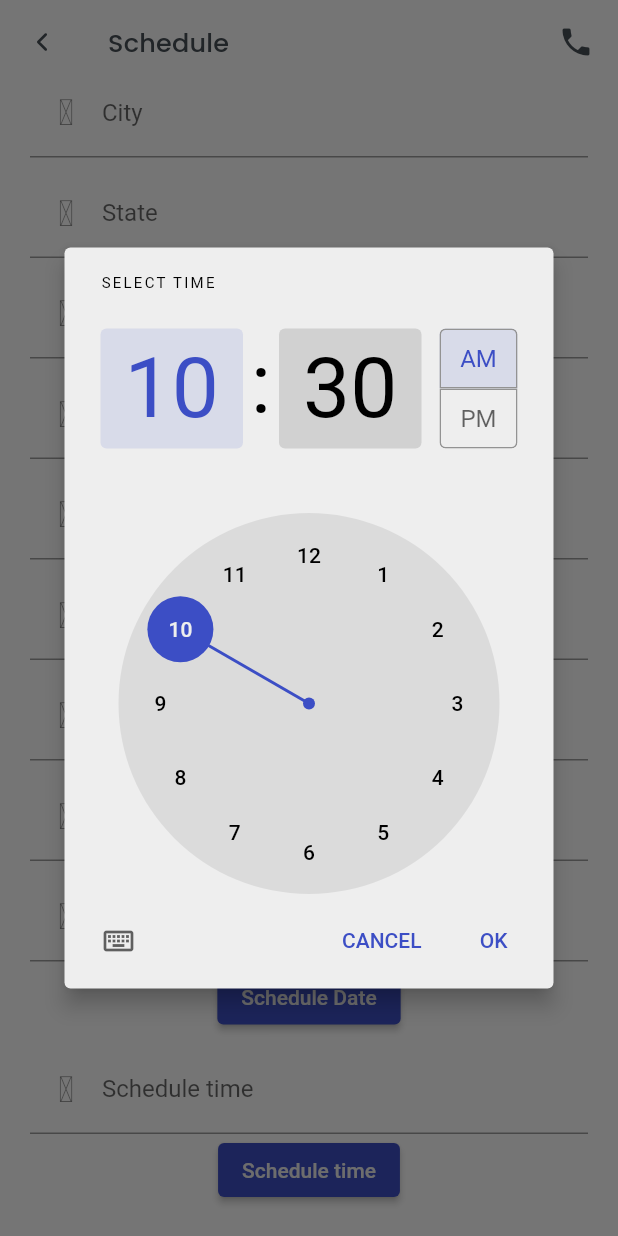
After one commit to InfoMCA/mca_leads_management_mobile, a Flutter app: the ScheduleListView screen opened directly, scrolled down 219 dp, after a tap on "Schedule time", on a phone screen of 412 x 824 dp. The commit adds this screen. Run offline on Flutter 3.47's test engine with Material 2 defaults, Android fonts, the phone set to English and light mode, and no system bars; our stand-ins replace dio, flutter_dotenv, flutter_feather_icons, flutter_modular, google_fonts, material_design_icons_flutter and 2 more; missing offline and left inert: dart:ffi, enum_to_string, shared_preferences_web; accounts and stored records are empty.

Commit message:
add question and schedul template

```diff
--- /dev/null
+++ b/lib/views/leads/schedule_view.dart
@@ -0,0 +1,356 @@
+import 'package:flutter/cupertino.dart';
+import 'package:flutter/material.dart';
+import 'package:flutter_modular/flutter_modular.dart';
+import 'package:material_design_icons_flutter/material_design_icons_flutter.dart';
+import 'package:mca_leads_management_mobile/utils/theme/app_theme.dart';
+import 'package:mca_leads_management_mobile/widgets/text/text.dart';
+import 'package:flutter_feather_icons/flutter_feather_icons.dart';
+import 'package:mca_leads_management_mobile/utils/spacing.dart';
+import 'package:mca_leads_management_mobile/utils/theme/custom_theme.dart';
+
+class ScheduleListView extends StatefulWidget {
+  const ScheduleListView({Key? key}) : super(key: key);
+
+  @override
+  _ScheduleListViewState createState() => _ScheduleListViewState();
+}
+
+class _ScheduleListViewState extends State<ScheduleListView> {
+  DateTime selectedDate = DateTime.now();
+  String? _selectedTime;
+  late CustomTheme customTheme;
+  late ThemeData theme;
+
+  Future<void> _selectDate(BuildContext context) async {
+    final DateTime? pickedDate = await showDatePicker(
+        context: context,
+        initialDate: selectedDate,
+        firstDate: DateTime(2015),
+        lastDate: DateTime(2050));
+    if (pickedDate != null && pickedDate != selectedDate) {
+      setState(() {
+        selectedDate = pickedDate;
+      });
+    }
+  }
+
+  Future<void> _selectTime() async {
+    final TimeOfDay? result =
+        await showTimePicker(context: context, initialTime: TimeOfDay.now());
+    if (result != null) {
+      setState(() {
+        _selectedTime = result.format(context);
+      });
+    }
+  }
+
+  @override
+  void initState() {
+    super.initState();
+    customTheme = AppTheme.customTheme;
+    theme = AppTheme.theme;
+  }
+
+  bool _switch2 = false;
+  @override
+  Widget build(BuildContext context) {
+    return Scaffold(
+        appBar: AppBar(
+          elevation: 0,
+          leading: InkWell(
+            onTap: () => Navigator.of(context).pop(),
+            child: const Icon(
+              FeatherIcons.chevronLeft,
+              size: 20,
+            ),
+          ),
+          actions: const <Widget>[
+            Padding(
+              padding: EdgeInsets.only(right: 16),
+              child: Icon(
+                Icons.phone,
+              ),
+            ),
+          ],
+          title: FxText.sh1("Schedule", fontWeight: 600),
+        ),
+        body: SingleChildScrollView(
+          child: Container(
+            padding: FxSpacing.nTop(20),
+            child: Column(
+              crossAxisAlignment: CrossAxisAlignment.start,
+              children: <Widget>[
+                Container(
+                  margin: const EdgeInsets.only(top: 8),
+                  child: TextFormField(
+                    decoration: InputDecoration(
+                      labelText: "Pre-inspection Price",
+                      border: theme.inputDecorationTheme.border,
+                      enabledBorder: theme.inputDecorationTheme.border,
+                      focusedBorder: theme.inputDecorationTheme.focusedBorder,
+                      prefixIcon: const Icon(
+                        Icons.price_change,
+                        size: 24,
+                      ),
+                    ),
+                  ),
+                ),
+                Container(
+                  margin: const EdgeInsets.only(top: 8),
+                  child: TextFormField(
+                    decoration: InputDecoration(
+                      labelText: "Address1",
+                      border: theme.inputDecorationTheme.border,
+                      enabledBorder: theme.inputDecorationTheme.border,
+                      focusedBorder: theme.inputDecorationTheme.focusedBorder,
+                      prefixIcon:
+                          const Icon(MdiIcons.accountChildOutline, size: 24),
+                    ),
+                  ),
+                ),
+                Container(
+                  margin: const EdgeInsets.only(top: 8),
+                  child: TextFormField(
+                    decoration: InputDecoration(
+                      labelText: "Address2",
+                      border: theme.inputDecorationTheme.border,
+                      enabledBorder: theme.inputDecorationTheme.border,
+                      focusedBorder: theme.inputDecorationTheme.focusedBorder,
+                      prefixIcon:
+                          const Icon(MdiIcons.accountChildOutline, size: 24),
+                    ),
+                  ),
+                ),
+                Container(
+                  margin: const EdgeInsets.only(top: 8),
+                  child: TextFormField(
+                    decoration: InputDecoration(
+                      labelText: "City",
+                      border: theme.inputDecorationTheme.border,
+                      enabledBorder: theme.inputDecorationTheme.border,
+                      focusedBorder: theme.inputDecorationTheme.focusedBorder,
+                      prefixIcon:
+                          const Icon(MdiIcons.accountChildOutline, size: 24),
+                    ),
+                  ),
+                ),
+                Container(
+                  margin: const EdgeInsets.only(top: 8),
+                  child: TextFormField(
+                    decoration: InputDecoration(
+                      labelText: "State",
+                      border: theme.inputDecorationTheme.border,
+                      enabledBorder: theme.inputDecorationTheme.border,
+                      focusedBorder: theme.inputDecorationTheme.focusedBorder,
+                      prefixIcon:
+                          const Icon(MdiIcons.accountChildOutline, size: 24),
+                    ),
+                  ),
+                ),
+                Container(
+                  margin: const EdgeInsets.only(top: 8),
+                  child: TextFormField(
+                    decoration: InputDecoration(
+                      labelText: "Zipcode",
+                      border: theme.inputDecorationTheme.border,
+                      enabledBorder: theme.inputDecorationTheme.border,
+                      focusedBorder: theme.inputDecorationTheme.focusedBorder,
+                      prefixIcon:
+                          const Icon(MdiIcons.accountChildOutline, size: 24),
+                    ),
+                  ),
+                ),
+                Container(
+                  margin: const EdgeInsets.only(top: 8),
+                  child: TextFormField(
+                    readOnly: true,
+                    decoration: InputDecoration(
+                      labelText: "Region",
+                      border: theme.inputDecorationTheme.border,
+                      enabledBorder: theme.inputDecorationTheme.border,
+                      focusedBorder: theme.inputDecorationTheme.focusedBorder,
+                      prefixIcon:
+                          const Icon(MdiIcons.accountChildOutline, size: 24),
+                    ),
+                  ),
+                ),
+                Container(
+                  margin: const EdgeInsets.only(top: 8),
+                  child: TextFormField(
+                    decoration: InputDecoration(
+                      labelText: "Service",
+                      border: theme.inputDecorationTheme.border,
+                      enabledBorder: theme.inputDecorationTheme.border,
+                      focusedBorder: theme.inputDecorationTheme.focusedBorder,
+                      prefixIcon:
+                          const Icon(MdiIcons.gamepadCircleOutline, size: 24),
+                    ),
+                  ),
+                ),
+                Container(
+                  margin: const EdgeInsets.only(top: 8),
+                  child: TextFormField(
+                    decoration: InputDecoration(
+                      labelText: "Inspection",
+                      border: theme.inputDecorationTheme.border,
+                      enabledBorder: theme.inputDecorationTheme.border,
+                      focusedBorder: theme.inputDecorationTheme.focusedBorder,
+                      prefixIcon:
+                          const Icon(MdiIcons.gamepadCircleOutline, size: 24),
+                    ),
+                  ),
+                ),
+                Container(
+                  margin: const EdgeInsets.only(top: 8),
+                  child: TextFormField(
+                    maxLines: null,
+                    keyboardType: TextInputType.multiline,
+                    decoration: InputDecoration(
+                      labelText: "Note",
+                      border: theme.inputDecorationTheme.border,
+                      enabledBorder: theme.inputDecorationTheme.border,
+                      focusedBorder: theme.inputDecorationTheme.focusedBorder,
+                      prefixIcon:
+                          const Icon(MdiIcons.gamepadCircleOutline, size: 24),
+                    ),
+                  ),
+                ),
+                Container(
+                  margin: const EdgeInsets.only(top: 8),
+                  child: TextFormField(
+                    decoration: InputDecoration(
+                      labelText: "Duration",
+                      border: theme.inputDecorationTheme.border,
+                      enabledBorder: theme.inputDecorationTheme.border,
+                      focusedBorder: theme.inputDecorationTheme.focusedBorder,
+                      prefixIcon:
+                          const Icon(MdiIcons.gamepadCircleOutline, size: 24),
+                    ),
+                  ),
+                ),
+                Container(
+                  margin: const EdgeInsets.only(top: 8),
+                  child: Column(
+                    mainAxisSize: MainAxisSize.min,
+                    children: <Widget>[
+                      TextFormField(
+                        decoration: InputDecoration(
+                          labelText: "${selectedDate.toLocal()}".split(' ')[0],
+                          border: theme.inputDecorationTheme.border,
+                          enabledBorder: theme.inputDecorationTheme.border,
+                          focusedBorder:
+                              theme.inputDecorationTheme.focusedBorder,
+                          prefixIcon: const Icon(MdiIcons.timelineCheckOutline,
+                              size: 24),
+                        ),
+                      ),
+                      ElevatedButton(
+                        onPressed: () => _selectDate(context),
+                        child: const Text('Schedule Date'),
+                      ),
+                    ],
+                  ),
+                ),
+                Container(
+                  margin: const EdgeInsets.only(top: 8),
+                  child: Column(
+                    mainAxisSize: MainAxisSize.min,
+                    children: <Widget>[
+                      TextFormField(
+                        decoration: InputDecoration(
+                          labelText: _selectedTime != null
+                              ? _selectedTime!
+                              : 'Schedule time',
+                          border: theme.inputDecorationTheme.border,
+                          enabledBorder: theme.inputDecorationTheme.border,
+                          focusedBorder:
+                              theme.inputDecorationTheme.focusedBorder,
+                          prefixIcon: const Icon(MdiIcons.timelineCheckOutline,
+                              size: 24),
+                        ),
+                      ),
+                      ElevatedButton(
+                        onPressed: _selectTime,
+                        child: const Text('Schedule time'),
+                      ),
+                    ],
+                  ),
+                ),
+              ],
+            ),
+          ),
+        ));
+  }
+
+  void _showBottomSheet(context) {
+    showModalBottomSheet(
+        context: context,
+        builder: (BuildContext buildContext) {
+          return Container(
+            color: Colors.transparent,
+            child: Container(
+              decoration: BoxDecoration(
+                  color: theme.backgroundColor,
+                  borderRadius: const BorderRadius.only(
+                      topLeft: Radius.circular(16),
+                      topRight: Radius.circular(16))),
+              child: Padding(
+                padding: const EdgeInsets.all(16),
+                child: Column(
+                  mainAxisSize: MainAxisSize.min,
+                  crossAxisAlignment: CrossAxisAlignment.start,
+                  children: <Widget>[
+                    Container(
+                      margin: const EdgeInsets.only(left: 12, bottom: 8),
+                      child: FxText.caption("Actions",
+                          color: theme.colorScheme.onBackground.withAlpha(200),
+                          letterSpacing: 0.3,
+                          fontWeight: 700),
+                    ),
+                    ListTile(
+                      dense: true,
+                      leading: Icon(MdiIcons.calendar,
+                          color: theme.colorScheme.onBackground.withAlpha(220)),
+                      title: FxText.b1("Schedule",
+                          color: theme.colorScheme.onBackground,
+                          letterSpacing: 0.3,
+                          fontWeight: 500),
+                    ),
+                    ListTile(
+                      dense: true,
+                      leading: Icon(MdiIcons.delete,
+                          color: theme.colorScheme.onBackground.withAlpha(220)),
+                      title: FxText.b1("Lost",
+                          color: theme.colorScheme.onBackground,
+                          letterSpacing: 0.3,
+                          fontWeight: 500),
+                    ),
+                    InkWell(
+                      onTap: () {
+                        Navigator.popUntil(
+                            context, ModalRoute.withName('/home'));
+                      },
+                      child: ListTile(
+                        dense: true,
+                        leading: Icon(MdiIcons.contentSave,
+                            color:
+                                theme.colorScheme.onBackground.withAlpha(220)),
+                        title: FxText.b1("Save",
+                            color: theme.colorScheme.onBackground,
+                            letterSpacing: 0.3,
+                            fontWeight: 500),
+                      ),
+                    ),
+                  ],
+                ),
+              ),
+            ),
+          );
+        });
+  }
+
+  void _showUnansweredDialog() {}
+  _dismissDialog() {
+    Navigator.pop(context);
+  }
+}
--- a/lib/views/session/session_details_complete.dart
+++ b/lib/views/session/session_details_complete.dart
@@ -37,7 +37,8 @@ class _SessionDetailsCompleteState extends State<SessionDetailsComplete> {
 
   @override
   Widget build(BuildContext context) {
-    final args = ModalRoute.of(context)!.settings.arguments as LeadViewArguments;
+    final args =
+        ModalRoute.of(context)!.settings.arguments as LeadViewArguments;
 
     return Scaffold(
       appBar: AppBar(
```
Also changed, not shown: lib/views/leads/lead_details_view.dart (+73 -22 lines), lib/views/leads/question_dialog.dart (added, +110 -0 lines), 2 other files.
